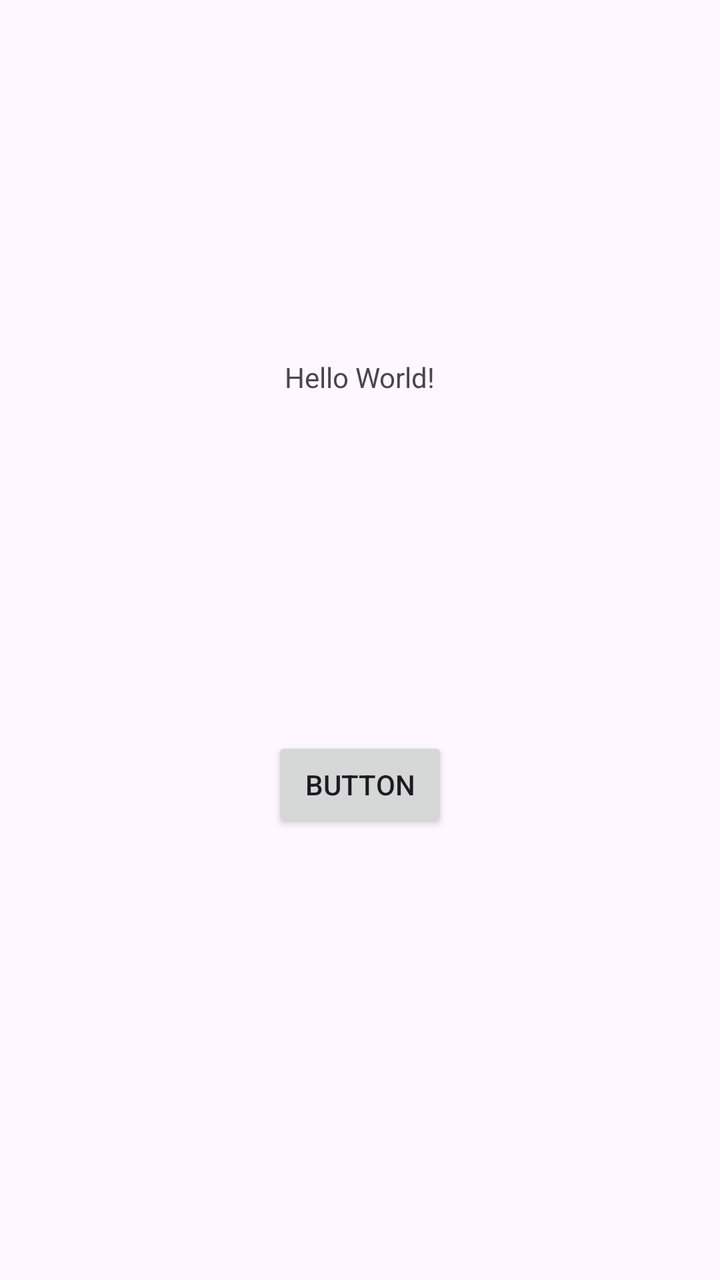
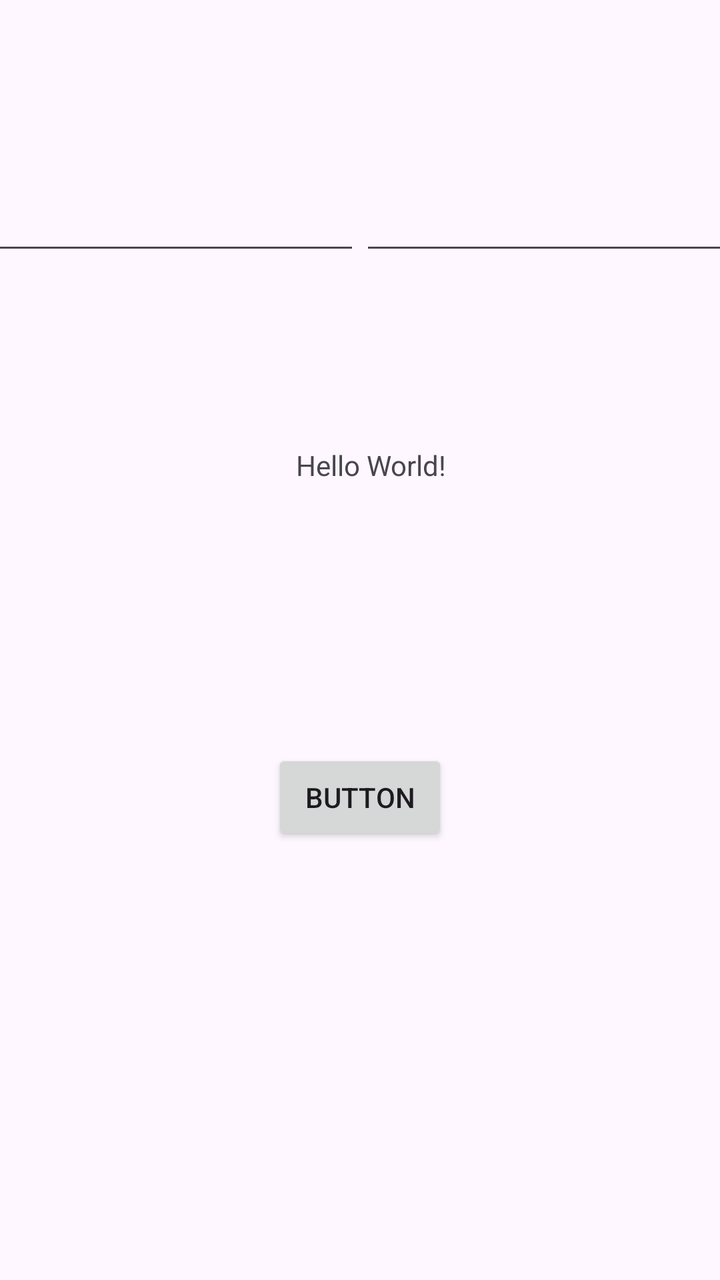

Two renders of the same Android screen: before a commit and after it. Below are the layout's source before the change and the commit's diff.
<!-- AndroidManifest.xml: application theme Theme.Apps -->
<!-- res/layout/activity_main.xml -->
<?xml version="1.0" encoding="utf-8"?>
<androidx.constraintlayout.widget.ConstraintLayout xmlns:android="http://schemas.android.com/apk/res/android"
    xmlns:app="http://schemas.android.com/apk/res-auto"
    xmlns:tools="http://schemas.android.com/tools"
    android:id="@+id/main"
    android:layout_width="match_parent"
    android:layout_height="match_parent"
    tools:context=".MainActivity">

    <TextView
        android:id="@+id/textView"
        android:layout_width="wrap_content"
        android:layout_height="wrap_content"
        android:text="Hello World!"
        app:layout_constraintBottom_toBottomOf="parent"
        app:layout_constraintEnd_toEndOf="parent"
        app:layout_constraintStart_toStartOf="parent"
        app:layout_constraintTop_toTopOf="parent"
        app:layout_constraintVertical_bias="0.288" />

    <Button
        android:id="@+id/button"
        android:layout_width="wrap_content"
        android:layout_height="wrap_content"
        android:layout_marginTop="8dp"
        android:layout_marginBottom="196dp"
        android:text="Button"
        app:layout_constraintBottom_toBottomOf="parent"
        app:layout_constraintEnd_toEndOf="parent"
        app:layout_constraintStart_toStartOf="parent"
        app:layout_constraintTop_toBottomOf="@+id/textView"
        app:layout_constraintVertical_bias="0.854" />

</androidx.constraintlayout.widget.ConstraintLayout>
<!-- resources referenced by this layout -->
<resources>
  <style name="Theme.Apps" parent="Base.Theme.Apps" />
  <style name="Base.Theme.Apps" parent="Theme.Material3.DayNight.NoActionBar">
          
          
      </style>
</resources>

<!-- the commit's change to res/layout/activity_main.xml (unified diff, before → after) -->
@@ -14,9 +14,10 @@
         android:text="Hello World!"
         app:layout_constraintBottom_toBottomOf="parent"
         app:layout_constraintEnd_toEndOf="parent"
+        app:layout_constraintHorizontal_bias="0.52"
         app:layout_constraintStart_toStartOf="parent"
         app:layout_constraintTop_toTopOf="parent"
-        app:layout_constraintVertical_bias="0.288" />
+        app:layout_constraintVertical_bias="0.359" />
 
     <Button
         android:id="@+id/button"
@@ -31,4 +32,27 @@
         app:layout_constraintTop_toBottomOf="@+id/textView"
         app:layout_constraintVertical_bias="0.854" />
 
+    <EditText
+        android:id="@+id/edmin"
+        android:layout_width="wrap_content"
+        android:layout_height="wrap_content"
+        android:ems="10"
+        android:inputType="number"
+        app:layout_constraintBottom_toTopOf="@+id/textView"
+        app:layout_constraintEnd_toStartOf="@+id/edmax"
+        app:layout_constraintHorizontal_bias="0.5"
+        app:layout_constraintStart_toStartOf="parent"
+        app:layout_constraintTop_toTopOf="parent" />
+
+    <EditText
+        android:id="@+id/edmax"
+        android:layout_width="wrap_content"
+        android:layout_height="wrap_content"
+        android:ems="10"
+        android:inputType="number"
+        app:layout_constraintBottom_toBottomOf="@+id/edmin"
+        app:layout_constraintEnd_toEndOf="parent"
+        app:layout_constraintHorizontal_bias="0.5"
+        app:layout_constraintStart_toEndOf="@+id/edmin" />
+
 </androidx.constraintlayout.widget.ConstraintLayout>
